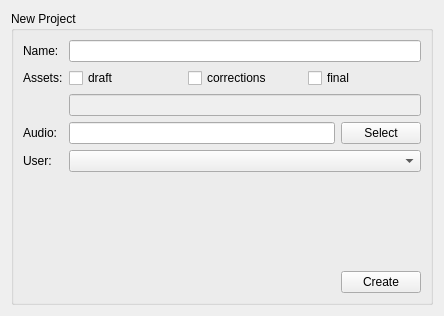
The window that ui_files/new_project.ui (sanath111/rbhus_clone) describes before a commit, drawn with Qt 5.
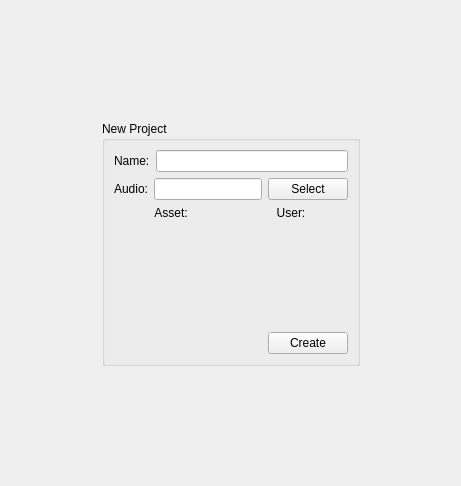
The same window after the commit.

What changed in the file:
```diff
--- a/ui_files/new_project.ui
+++ b/ui_files/new_project.ui
@@ -6,106 +6,42 @@
    <rect>
     <x>0</x>
     <y>0</y>
-    <width>444</width>
-    <height>316</height>
+    <width>461</width>
+    <height>486</height>
    </rect>
   </property>
   <property name="windowTitle">
    <string>Form</string>
   </property>
   <layout class="QGridLayout" name="gridLayout_2">
-   <item row="0" column="0">
+   <item row="1" column="2">
+    <spacer name="horizontalSpacer_3">
+     <property name="orientation">
+      <enum>Qt::Horizontal</enum>
+     </property>
+     <property name="sizeHint" stdset="0">
+      <size>
+       <width>40</width>
+       <height>20</height>
+      </size>
+     </property>
+    </spacer>
+   </item>
+   <item row="1" column="1">
     <widget class="QGroupBox" name="groupBox">
      <property name="title">
       <string>New Project</string>
      </property>
      <layout class="QGridLayout" name="gridLayout">
-      <item row="1" column="1">
-       <layout class="QHBoxLayout" name="horizontalLayout">
-        <item>
-         <widget class="QCheckBox" name="draftBox">
-          <property name="focusPolicy">
-           <enum>Qt::NoFocus</enum>
-          </property>
-          <property name="text">
-           <string>draft</string>
-          </property>
-         </widget>
-        </item>
-        <item>
-         <widget class="QCheckBox" name="correctionsBox">
-          <property name="focusPolicy">
-           <enum>Qt::NoFocus</enum>
-          </property>
-          <property name="text">
-           <string>corrections</string>
-          </property>
-         </widget>
-        </item>
-        <item>
-         <widget class="QCheckBox" name="finalBox">
-          <property name="focusPolicy">
-           <enum>Qt::NoFocus</enum>
-          </property>
-          <property name="text">
-           <string>final</string>
-          </property>
-         </widget>
-        </item>
-       </layout>
-      </item>
-      <item row="3" column="0">
-       <widget class="QLabel" name="label_4">
-        <property name="text">
-         <string>Audio:</string>
-        </property>
-       </widget>
-      </item>
-      <item row="1" column="0">
-       <widget class="QLabel" name="label_2">
-        <property name="text">
-         <string>Assets:</string>
-        </property>
-       </widget>
-      </item>
-      <item row="0" column="1">
-       <widget class="QLineEdit" name="nameBox"/>
-      </item>
-      <item row="2" column="1">
-       <widget class="QLineEdit" name="assetsBox">
-        <property name="enabled">
-         <bool>false</bool>
-        </property>
-        <property name="readOnly">
-         <bool>true</bool>
-        </property>
-       </widget>
-      </item>
-      <item row="6" column="1">
-       <spacer name="verticalSpacer">
-        <property name="orientation">
-         <enum>Qt::Vertical</enum>
-        </property>
-        <property name="sizeHint" stdset="0">
-         <size>
-          <width>20</width>
-          <height>40</height>
-         </size>
-        </property>
-       </spacer>
-      </item>
-      <item row="4" column="0">
-       <widget class="QLabel" name="label_3">
-        <property name="text">
-         <string>User:</string>
-        </property>
-       </widget>
-      </item>
-      <item row="4" column="1">
-       <widget class="QComboBox" name="userBox"/>
-      </item>
-      <item row="3" column="1">
+      <item row="1" column="0" colspan="2">
        <layout class="QHBoxLayout" name="horizontalLayout_4">
+        <item>
+         <widget class="QLabel" name="label_4">
+          <property name="text">
+           <string>Audio:</string>
+          </property>
+         </widget>
+        </item>
         <item>
          <widget class="QLineEdit" name="audioFileBox"/>
         </item>
@@ -121,14 +57,7 @@
         </item>
        </layout>
       </item>
-      <item row="0" column="0">
-       <widget class="QLabel" name="label">
-        <property name="text">
-         <string>Name:</string>
-        </property>
-       </widget>
-      </item>
-      <item row="8" column="0" colspan="2">
+      <item row="9" column="0" colspan="2">
        <layout class="QHBoxLayout" name="horizontalLayout_2">
         <item>
          <spacer name="horizontalSpacer">
@@ -155,7 +84,68 @@
         </item>
        </layout>
       </item>
-      <item row="7" column="0" colspan="2">
+      <item row="8" column="0" colspan="2">
+       <spacer name="verticalSpacer_2">
+        <property name="orientation">
+         <enum>Qt::Vertical</enum>
+        </property>
+        <property name="sizeHint" stdset="0">
+         <size>
+          <width>20</width>
+          <height>40</height>
+         </size>
+        </property>
+       </spacer>
+      </item>
+      <item row="0" column="0" colspan="2">
+       <layout class="QHBoxLayout" name="horizontalLayout">
+        <item>
+         <widget class="QLabel" name="label">
+          <property name="text">
+           <string>Name:</string>
+          </property>
+         </widget>
+        </item>
+        <item>
+         <widget class="QLineEdit" name="nameBox"/>
+        </item>
+       </layout>
+      </item>
+      <item row="2" column="0" colspan="2">
+       <layout class="QHBoxLayout" name="horizontalLayout_3">
+        <item>
+         <widget class="QLabel" name="label_2">
+          <property name="text">
+           <string>Asset:</string>
+          </property>
+          <property name="alignment">
+           <set>Qt::AlignCenter</set>
+          </property>
+         </widget>
+        </item>
+        <item>
+         <widget class="QLabel" name="label_3">
+          <property name="text">
+           <string>User:</string>
+          </property>
+          <property name="alignment">
+           <set>Qt::AlignCenter</set>
+          </property>
+         </widget>
+        </item>
+       </layout>
+      </item>
+      <item row="3" column="0" colspan="2">
+       <widget class="QFrame" name="assetFrame">
+        <property name="frameShape">
+         <enum>QFrame::StyledPanel</enum>
+        </property>
+        <property name="frameShadow">
+         <enum>QFrame::Raised</enum>
+        </property>
+       </widget>
+      </item>
+      <item row="6" column="0" colspan="2">
        <widget class="QLabel" name="messageLabel">
         <property name="text">
          <string/>
@@ -165,9 +155,61 @@
         </property>
        </widget>
       </item>
+      <item row="5" column="0" colspan="2">
+       <spacer name="verticalSpacer">
+        <property name="orientation">
+         <enum>Qt::Vertical</enum>
+        </property>
+        <property name="sizeHint" stdset="0">
+         <size>
+          <width>20</width>
+          <height>40</height>
+         </size>
+        </property>
+       </spacer>
+      </item>
      </layout>
     </widget>
    </item>
+   <item row="1" column="0">
+    <spacer name="horizontalSpacer_2">
+     <property name="orientation">
+      <enum>Qt::Horizontal</enum>
+     </property>
+     <property name="sizeHint" stdset="0">
+      <size>
+       <width>40</width>
+       <height>20</height>
+      </size>
+     </property>
+    </spacer>
+   </item>
+   <item row="0" column="1">
+    <spacer name="verticalSpacer_3">
+     <property name="orientation">
+      <enum>Qt::Vertical</enum>
+     </property>
+     <property name="sizeHint" stdset="0">
+      <size>
+       <width>20</width>
+       <height>40</height>
+      </size>
+     </property>
+    </spacer>
+   </item>
+   <item row="2" column="1">
+    <spacer name="verticalSpacer_4">
+     <property name="orientation">
+      <enum>Qt::Vertical</enum>
+     </property>
+     <property name="sizeHint" stdset="0">
+      <size>
+       <width>20</width>
+       <height>40</height>
+      </size>
+     </property>
+    </spacer>
+   </item>
   </layout>
  </widget>
  <resources/>
```
